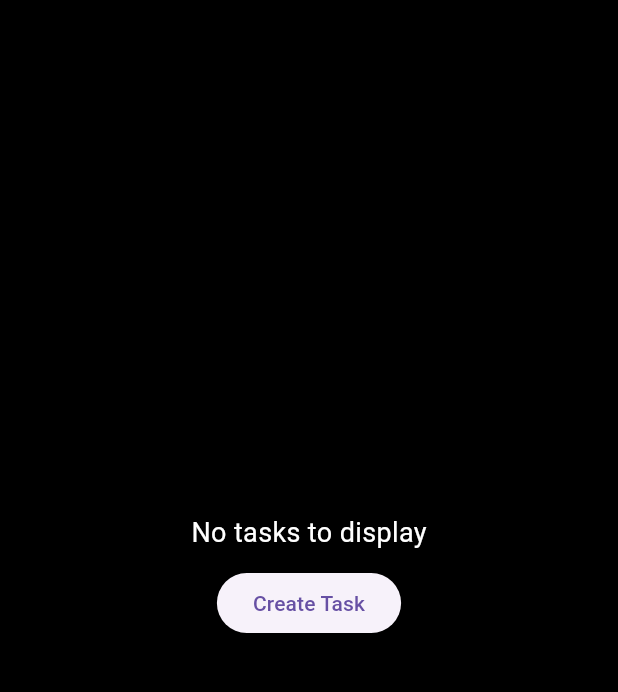
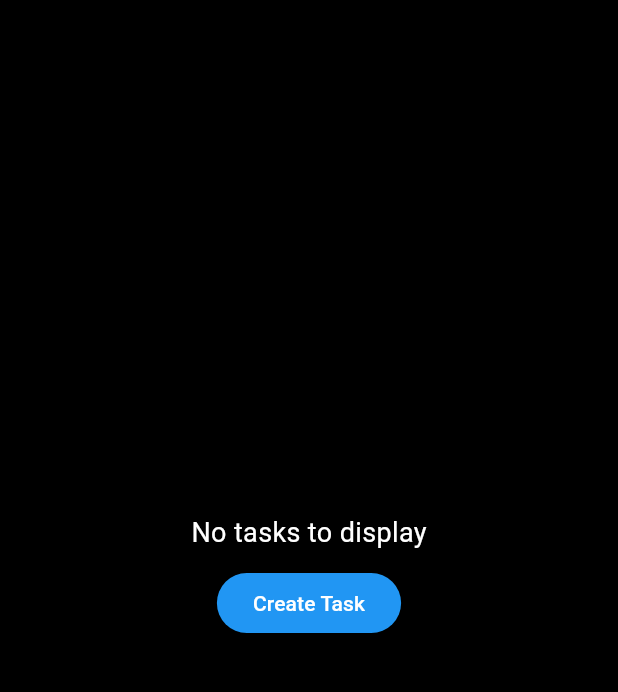
Before and after one commit to prvn9021/Task_Tracker_App, a Flutter app: the screen it shows after launch, on a phone screen of 412 x 824 dp, the part 84-776 px from its top. Run offline on Flutter 3.47's test engine with Material 3 defaults, Android fonts, the phone set to English and light mode, and no system bars; our stand-ins replace flutter_slidable, shared_preferences.

Commit message:
V2 - bugFix

```diff
--- a/lib/main.dart
+++ b/lib/main.dart
@@ -66,6 +66,7 @@ class _HomePageState extends State<HomePage> {
                   ),
                   const SizedBox(height: 10),
                   ElevatedButton(
+                  style: ElevatedButton.styleFrom(backgroundColor:Colors.blue ),
                     onPressed: () async {
                       await Navigator.push(
                         context,
@@ -73,7 +74,7 @@ class _HomePageState extends State<HomePage> {
                       );
                       setState(() {});
                     },
-                    child: const Text('Create Task'),
+                    child: const Text('Create Task', style: TextStyle(color: Colors.white)),
                   ),
                 ],
               ),
```
